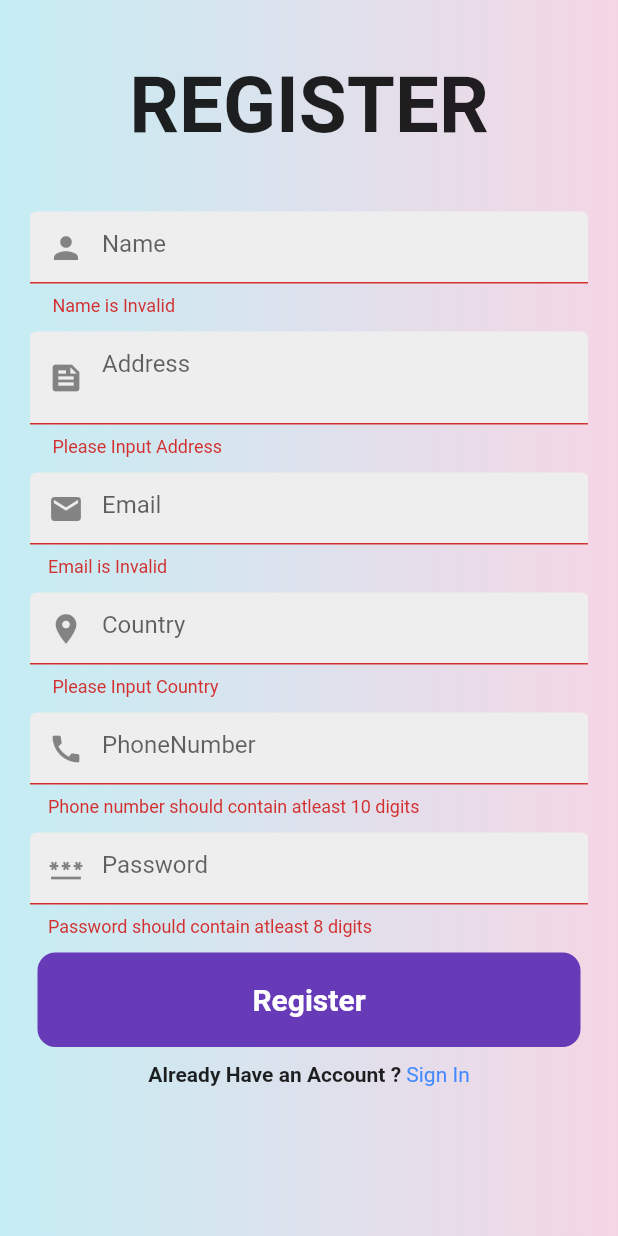
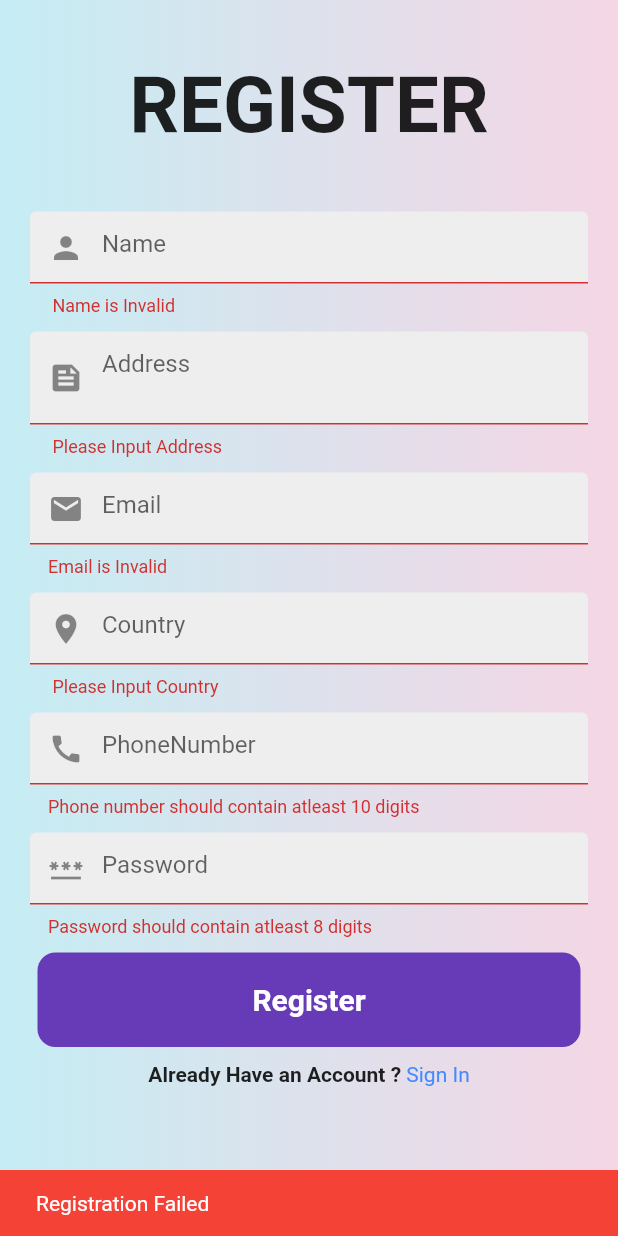
Before and after one commit to MohammedShan11/exactus_task, a Flutter app: the RegisterPage screen opened directly, after a tap on "Register", on a phone screen of 412 x 824 dp. Run offline on Flutter 3.47's test engine with Material 2 defaults, Android fonts, the light colour scheme and no system bars; our stand-ins replace google_fonts.

Commit message:
update 1.3

```diff
--- a/lib/common/textstyles.dart
+++ b/lib/common/textstyles.dart
@@ -17,7 +17,7 @@
 // );
 final address = TextStyle(
   fontSize: 18,
-  color: grey300,
+  color: Colors.blueGrey,
 );
 const detail = TextStyle(fontSize: 18, fontWeight: FontWeight.w400);
 const edit =
--- a/lib/connect/url.dart
+++ b/lib/connect/url.dart
@@ -1,3 +1,4 @@
 import 'package:flutter/material.dart';
 
-const url = 'http://192.168.1.11/exactus/';
+const url = 'https://decisive-legends.000webhostapp.com/';
+//'http://192.168.1.40/exactus/';
--- a/lib/screens/addemploy.dart
+++ b/lib/screens/addemploy.dart
@@ -42,9 +42,9 @@
       if (result == "success") {
         Navigator.push(
             context, MaterialPageRoute(builder: (context) => HomePage()));
-        snackbar(Text("Updated Successful"), Colors.green);
+        snackbar("Added Successfully", Colors.green);
       } else {
-        snackbar(Text("Couldn't update"), Colors.red);
+        snackbar("Couldn't Add", Colors.red);
       }
     }
   }
--- a/lib/screens/auth/registration.dart
+++ b/lib/screens/auth/registration.dart
@@ -175,7 +175,7 @@
                         Padding(
                           padding: const EdgeInsets.symmetric(horizontal: 20),
                           child: TextFormField(
-                            keyboardType: TextInputType.text,
+                            keyboardType: TextInputType.number,
                             validator: (value) {
                               return Validate.numberValidator(value!);
                             },
@@ -202,7 +202,7 @@
                         Padding(
                           padding: const EdgeInsets.symmetric(horizontal: 20),
                           child: TextFormField(
-                            keyboardType: TextInputType.text,
+                            keyboardType: TextInputType.number,
                             validator: (value) {
                               return Validate.passwordValidator(value!);
                             },
@@ -244,11 +244,11 @@
                                       context,
                                       MaterialPageRoute(
                                           builder: (context) => LoginPage()));
-                                  snackbar(Text("Registration Successful"),
+                                  snackbar("Registration Successful",
                                       Colors.green);
                                 } else {
                                   snackbar(
-                                      Text("Registration Failed"), Colors.red);
+                                      "Registration Failed", Colors.red);
                                 }
                               },
                               child: const Center(
--- a/lib/screens/editpage.dart
+++ b/lib/screens/editpage.dart
@@ -54,11 +54,11 @@
       print(result);
       if (result == "success") {
         setState(() {});
-        snackbar('Added Successful', Colors.green);
+        snackbar('Updated Successful', Colors.green);
         Navigator.push(
             context, MaterialPageRoute(builder: (context) => HomePage()));
       } else {
-        snackbar("Couldn't Add", Colors.red);
+        snackbar("Couldn't Update", Colors.red);
       }
     }
   }
```
